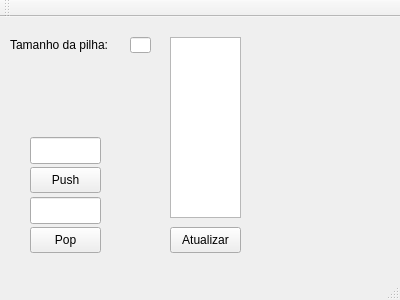
Old version of the form mainwindow.ui in the repository artcurty/GedQT.
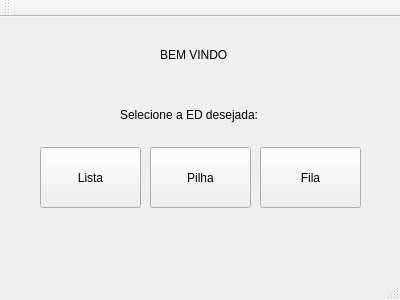
New version of the form.

```diff
--- a/mainwindow.ui
+++ b/mainwindow.ui
@@ -17,93 +17,66 @@
    <widget class="QPushButton" name="OK">
     <property name="geometry">
      <rect>
-      <x>30</x>
-      <y>150</y>
-      <width>71</width>
-      <height>26</height>
+      <x>260</x>
+      <y>130</y>
+      <width>101</width>
+      <height>61</height>
      </rect>
     </property>
     <property name="text">
-     <string>Push</string>
-    </property>
-   </widget>
-   <widget class="QLineEdit" name="entrada">
-    <property name="geometry">
-     <rect>
-      <x>30</x>
-      <y>120</y>
-      <width>71</width>
-      <height>27</height>
-     </rect>
-    </property>
-   </widget>
-   <widget class="QPushButton" name="pushButton">
-    <property name="geometry">
-     <rect>
-      <x>30</x>
-      <y>210</y>
-      <width>71</width>
-      <height>26</height>
-     </rect>
-    </property>
-    <property name="text">
-     <string>Pop</string>
-    </property>
-   </widget>
-   <widget class="QLineEdit" name="saidapop">
-    <property name="geometry">
-     <rect>
-      <x>30</x>
-      <y>180</y>
-      <width>71</width>
-      <height>27</height>
-     </rect>
+     <string>Fila</string>
     </property>
    </widget>
    <widget class="QLabel" name="label">
     <property name="geometry">
      <rect>
-      <x>10</x>
-      <y>20</y>
-      <width>111</width>
+      <x>160</x>
+      <y>30</y>
+      <width>71</width>
       <height>16</height>
      </rect>
     </property>
     <property name="text">
-     <string>Tamanho da pilha:</string>
+     <string>BEM VINDO </string>
     </property>
    </widget>
-   <widget class="QListWidget" name="listWidget">
+   <widget class="QPushButton" name="lista">
     <property name="geometry">
      <rect>
-      <x>170</x>
-      <y>20</y>
-      <width>71</width>
-      <height>181</height>
+      <x>40</x>
+      <y>130</y>
+      <width>101</width>
+      <height>61</height>
      </rect>
     </property>
+    <property name="text">
+     <string>Lista</string>
+    </property>
    </widget>
-   <widget class="QLineEdit" name="tamanho">
+   <widget class="QPushButton" name="pilha">
     <property name="geometry">
      <rect>
-      <x>130</x>
-      <y>20</y>
-      <width>21</width>
-      <height>16</height>
+      <x>150</x>
+      <y>130</y>
+      <width>101</width>
+      <height>61</height>
      </rect>
     </property>
+    <property name="text">
+     <string>Pilha</string>
+    </property>
    </widget>
-   <widget class="QPushButton" name="atualiza">
+   <widget class="QLabel" name="label_2">
     <property name="geometry">
      <rect>
-      <x>170</x>
-      <y>210</y>
-      <width>71</width>
-      <height>26</height>
+      <x>120</x>
+      <y>90</y>
+      <width>161</width>
+      <height>16</height>
      </rect>
     </property>
     <property name="text">
-     <string>Atualizar</string>
+     <string>Selecione a ED desejada:</string>
     </property>
    </widget>
   </widget>
```
Left out of the diff: 29 changed lines with no effect on the pictures.
